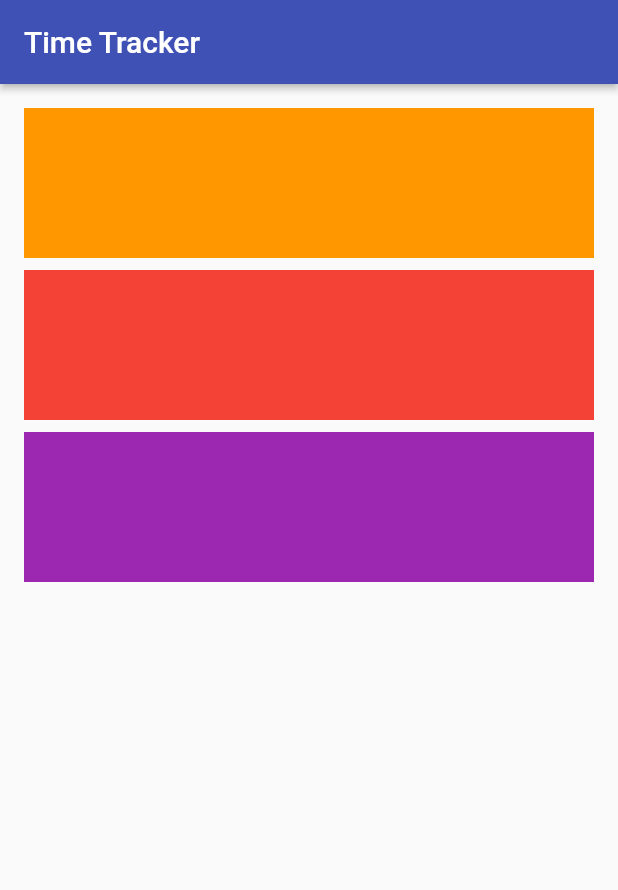
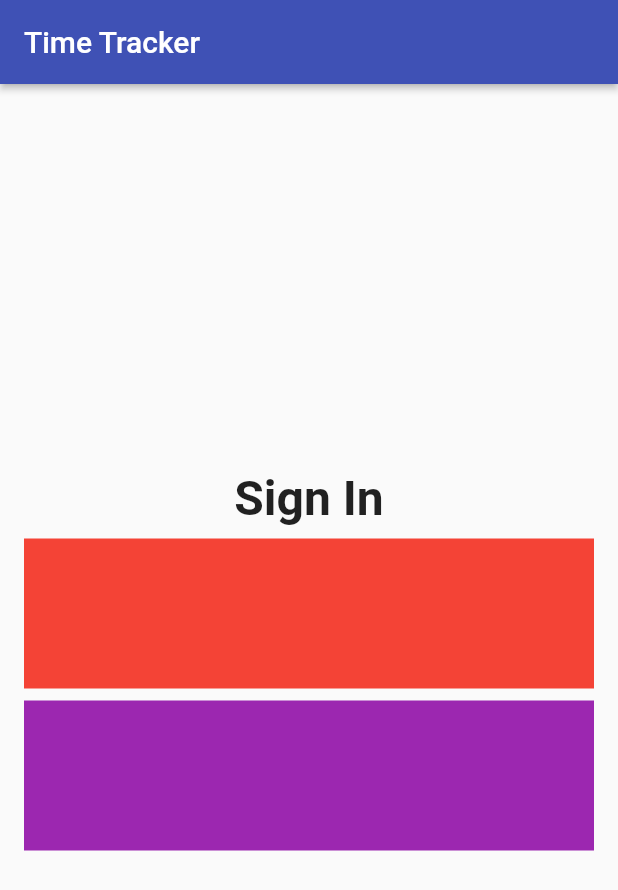
Before and after one commit to CoderNamedHendrick/time_tracker_flutter, a Flutter app: the screen it shows after launch, on a phone screen of 412 x 824 dp. Shown: the top 890 px of the screen. Run offline on Flutter 3.47's test engine with Material 2 defaults, Android fonts, the phone set to English and light mode, and no system bars.

Commit message:
Building the signIn page layout: Buttons

```diff
--- a/lib/app/signin/signin_page.dart
+++ b/lib/app/signin/signin_page.dart
@@ -16,22 +16,22 @@ class SignInPage extends StatelessWidget {
     return Padding(
       padding: EdgeInsets.all(16),
       child: Column(
+        mainAxisAlignment: MainAxisAlignment.center,
         crossAxisAlignment: CrossAxisAlignment.stretch,
         children: <Widget>[
-          Container(
-            color: Colors.orange,
-            child: SizedBox(
-              height: 100,
-            ),
+          Text(
+            "Sign In",
+            textAlign: TextAlign.center,
+            style: TextStyle(fontSize: 32.0, fontWeight: FontWeight.w600),
           ),
-          SizedBox(height: 8.0,),
+          SizedBox(height: 8.0),
           Container(
             color: Colors.red,
             child: SizedBox(
               height: 100,
             ),
           ),
-          SizedBox(height: 8.0,),
+          SizedBox(height: 8.0),
           Container(
             color: Colors.purple,
             child: SizedBox(
```
